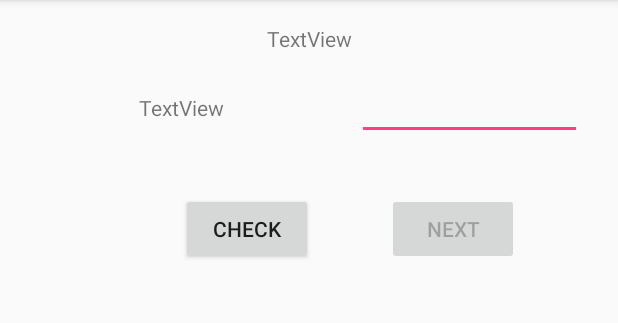
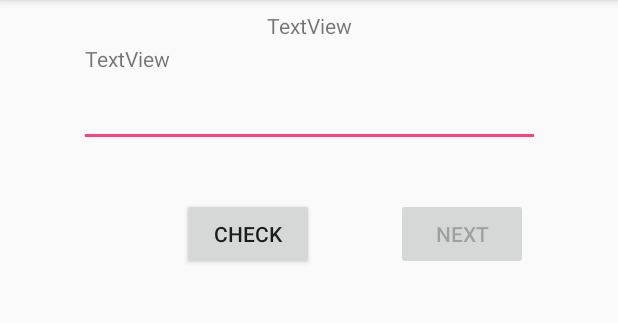
Before and after one commit to dneumann/vocabulary, an Android app: the ExamActivity screen opened directly, with no data from a screen before it, on a phone screen of 412 x 824 dp, the part 84-407 px from its top. Run offline under Robolectric (Android 15) with nearby library versions, the phone set to English and light mode, and no system bars; 1 statement that could not run was skipped.

Commit message:
Improve layout

```diff
--- a/app/build.gradle
+++ b/app/build.gradle
@@ -6,8 +6,8 @@ android {
         applicationId "dn.vocabulary"
         minSdkVersion 19
         targetSdkVersion 26
-        versionCode 3
-        versionName "3.0"
+        versionCode 4
+        versionName "4.0"
         testInstrumentationRunner "android.support.test.runner.AndroidJUnitRunner"
     }
     buildTypes {
--- a/app/src/main/res/layout/activity_exam.xml
+++ b/app/src/main/res/layout/activity_exam.xml
@@ -4,37 +4,34 @@
     xmlns:tools="http://schemas.android.com/tools"
     android:layout_width="match_parent"
     android:layout_height="match_parent"
-    tools:context=".ExamActivity">
+    tools:context=".ExamActivity"
+    tools:layout_editor_absoluteY="81dp">
 
     <TextView
         android:id="@+id/textView_shownVocab"
         android:layout_width="wrap_content"
         android:layout_height="wrap_content"
-        android:layout_marginEnd="6dp"
-        android:layout_marginStart="9dp"
-        android:layout_marginTop="62dp"
+        android:layout_marginStart="4dp"
+        android:layout_marginTop="29dp"
         android:text="TextView"
-        app:layout_constraintEnd_toStartOf="@+id/editText_unknownVocab"
-        app:layout_constraintStart_toStartOf="parent"
+        app:layout_constraintStart_toStartOf="@+id/editText_unknownVocab"
         app:layout_constraintTop_toTopOf="parent" />
 
     <EditText
         android:id="@+id/editText_unknownVocab"
-        android:layout_width="150dp"
-        android:layout_height="wrap_content"
-        android:layout_marginEnd="24dp"
-        android:layout_marginTop="48dp"
+        android:layout_width="307dp"
+        android:layout_height="49dp"
         android:ems="10"
         android:inputType="textPersonName"
         app:layout_constraintEnd_toEndOf="parent"
-        app:layout_constraintTop_toTopOf="parent" />
+        app:layout_constraintStart_toStartOf="parent"
+        app:layout_constraintTop_toBottomOf="@+id/textView_shownVocab" />
 
     <TextView
         android:id="@+id/textView_correctVocab"
         android:layout_width="wrap_content"
         android:layout_height="wrap_content"
-        android:layout_marginStart="26dp"
-        android:layout_marginTop="8dp"
+        android:layout_marginStart="15dp"
         app:layout_constraintStart_toStartOf="@+id/editText_unknownVocab"
         app:layout_constraintTop_toBottomOf="@+id/editText_unknownVocab" />
 
@@ -42,30 +39,31 @@
         android:id="@+id/button_next"
         android:layout_width="wrap_content"
         android:layout_height="wrap_content"
-        android:layout_marginTop="8dp"
+        android:layout_marginEnd="60dp"
         android:enabled="false"
         android:onClick="nextVocabulary"
         android:text="Next"
-        app:layout_constraintEnd_toEndOf="parent"
-        app:layout_constraintHorizontal_bias="0.797"
-        app:layout_constraintStart_toStartOf="parent"
-        app:layout_constraintTop_toBottomOf="@+id/textView_correctVocab" />
+        app:layout_constraintBaseline_toBaselineOf="@+id/button_checkAnswer"
+        app:layout_constraintEnd_toEndOf="parent" />
 
     <Button
         android:id="@+id/button_checkAnswer"
         android:layout_width="wrap_content"
         android:layout_height="wrap_content"
         android:layout_marginEnd="49dp"
+        android:layout_marginStart="47dp"
+        android:layout_marginTop="34dp"
         android:onClick="checkAnswer"
         android:text="Check"
-        app:layout_constraintBaseline_toBaselineOf="@+id/button_next"
-        app:layout_constraintEnd_toStartOf="@+id/button_next" />
+        app:layout_constraintEnd_toStartOf="@+id/button_next"
+        app:layout_constraintStart_toStartOf="@+id/textView_correctVocab"
+        app:layout_constraintTop_toBottomOf="@+id/editText_unknownVocab" />
 
     <TextView
         android:id="@+id/textView_questionStatus"
         android:layout_width="wrap_content"
         android:layout_height="wrap_content"
-        android:layout_marginTop="16dp"
+        android:layout_marginTop="7dp"
         android:text="TextView"
         app:layout_constraintEnd_toEndOf="parent"
         app:layout_constraintStart_toStartOf="parent"
```
